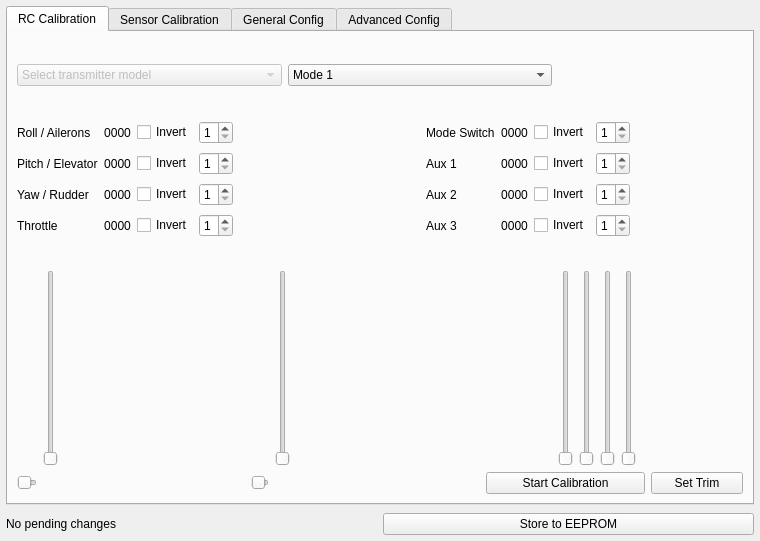
Above: src/ui/QGCVehicleConfig.ui from mavlink/qgroundcontrol before the change. Below: the same form after it.
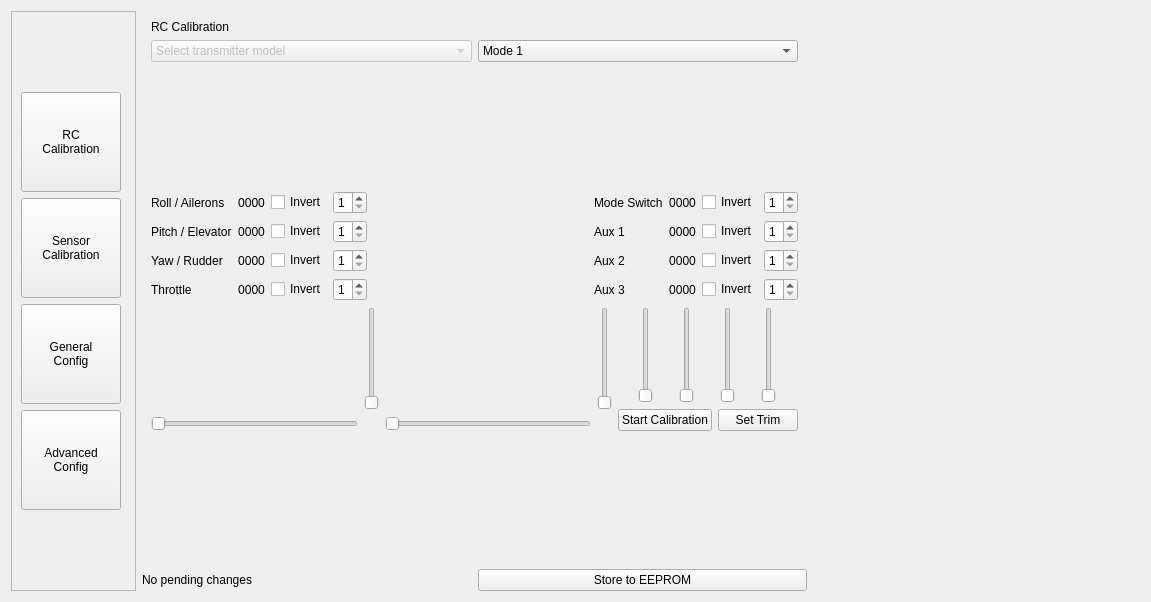
That is the form after the change. The open tabs and pages were chosen to show the change. Icons and pictures are not drawn.

Commit message: Change to how configuration view operates, menu on the left side rather than top

Diff of the .ui file:
```diff
--- a/src/ui/QGCVehicleConfig.ui
+++ b/src/ui/QGCVehicleConfig.ui
@@ -6,83 +6,149 @@
    <rect>
     <x>0</x>
     <y>0</y>
-    <width>760</width>
-    <height>541</height>
+    <width>1151</width>
+    <height>602</height>
    </rect>
   </property>
   <property name="windowTitle">
    <string>Form</string>
   </property>
-  <layout class="QGridLayout" name="gridLayout">
-   <property name="horizontalSpacing">
-    <number>6</number>
-   </property>
-   <property name="verticalSpacing">
-    <number>8</number>
-   </property>
-   <property name="margin">
-    <number>6</number>
-   </property>
-   <item row="2" column="1">
-    <widget class="QPushButton" name="storeButton">
+  <layout class="QHBoxLayout" name="horizontalLayout_11" stretch="1,2,1">
+   <item>
+    <widget class="QScrollArea" name="scrollArea_6">
+     <property name="minimumSize">
+      <size>
+       <width>125</width>
+       <height>0</height>
+      </size>
+     </property>
+     <property name="maximumSize">
+      <size>
+       <width>125</width>
+       <height>16777215</height>
+      </size>
+     </property>
+     <property name="widgetResizable">
+      <bool>true</bool>
+     </property>
+     <widget class="QWidget" name="scrollAreaWidgetContents_3">
+      <property name="geometry">
+       <rect>
+        <x>0</x>
+        <y>0</y>
+        <width>123</width>
+        <height>582</height>
+       </rect>
+      </property>
+      <layout class="QVBoxLayout" name="verticalLayout_12">
+       <item>
+        <layout class="QVBoxLayout" name="navBarLayout">
+         <property name="sizeConstraint">
+          <enum>QLayout::SetMinAndMaxSize</enum>
+         </property>
+         <item>
+          <widget class="QPushButton" name="rcMenuButton">
+           <property name="minimumSize">
+            <size>
+             <width>100</width>
+             <height>100</height>
+            </size>
+           </property>
+           <property name="maximumSize">
+            <size>
+             <width>100</width>
+             <height>100</height>
+            </size>
+           </property>
      <property name="text">
-      <string>Store to EEPROM</string>
+            <string>RC
+Calibration</string>
      </property>
     </widget>
    </item>
-   <item row="2" column="0">
-    <widget class="QLabel" name="statusLabel">
+         <item>
+          <widget class="QPushButton" name="sensorMenuButton">
+           <property name="minimumSize">
+            <size>
+             <width>100</width>
+             <height>100</height>
+            </size>
+           </property>
+           <property name="maximumSize">
+            <size>
+             <width>100</width>
+             <height>100</height>
+            </size>
+           </property>
      <property name="text">
-      <string>No pending changes</string>
+            <string>Sensor
+Calibration</string>
      </property>
     </widget>
    </item>
-   <item row="0" column="0" colspan="2">
-    <widget class="QTabWidget" name="tabWidget">
+         <item>
+          <widget class="QPushButton" name="generalMenuButton">
+           <property name="minimumSize">
+            <size>
+             <width>100</width>
+             <height>100</height>
+            </size>
+           </property>
+           <property name="maximumSize">
+            <size>
+             <width>100</width>
+             <height>100</height>
+            </size>
+           </property>
+           <property name="text">
+            <string>General
+Config</string>
+           </property>
+          </widget>
+         </item>
+         <item>
+          <widget class="QPushButton" name="advancedMenuButton">
+           <property name="minimumSize">
+            <size>
+             <width>100</width>
+             <height>100</height>
+            </size>
+           </property>
+           <property name="maximumSize">
+            <size>
+             <width>100</width>
+             <height>100</height>
+            </size>
+           </property>
+           <property name="text">
+            <string>Advanced
+Config</string>
+           </property>
+          </widget>
+         </item>
+        </layout>
+       </item>
+      </layout>
+     </widget>
+    </widget>
+   </item>
+   <item>
+    <layout class="QVBoxLayout" name="verticalLayout">
+     <item>
+      <widget class="QStackedWidget" name="stackedWidget">
      <property name="currentIndex">
-      <number>2</number>
-     </property>
-     <widget class="QWidget" name="rcTab">
-      <attribute name="title">
+        <number>0</number>
+       </property>
+       <widget class="QWidget" name="page">
+        <layout class="QVBoxLayout" name="verticalLayout_15">
+         <item>
+          <widget class="QLabel" name="label_4">
+           <property name="text">
        <string>RC Calibration</string>
-      </attribute>
-      <layout class="QGridLayout" name="gridLayout_5" columnstretch="1,1,10,1,1,10,1,1,1,1,1,1,1,1,10">
-       <property name="topMargin">
-        <number>20</number>
-       </property>
-       <item row="8" column="1" rowspan="3">
-        <widget class="QSlider" name="throttleSlider">
-         <property name="minimum">
-          <number>0</number>
-         </property>
-         <property name="maximum">
-          <number>100</number>
-         </property>
-         <property name="value">
-          <number>0</number>
-         </property>
-         <property name="orientation">
-          <enum>Qt::Vertical</enum>
-         </property>
-        </widget>
-       </item>
-       <item row="8" column="4" rowspan="3" colspan="2">
-        <widget class="QSlider" name="pitchSlider">
-         <property name="minimum">
-          <number>0</number>
-         </property>
-         <property name="maximum">
-          <number>100</number>
-         </property>
-         <property name="value">
-          <number>0</number>
-         </property>
-         <property name="orientation">
-          <enum>Qt::Vertical</enum>
-         </property>
-        </widget>
-       </item>
-       <item row="1" column="0" rowspan="2" colspan="9">
+           </property>
+          </widget>
+         </item>
+         <item>
         <layout class="QHBoxLayout" name="horizontalLayout">
          <item>
           <widget class="QComboBox" name="rcTypeComboBox">
@@ -128,47 +194,20 @@
          </item>
         </layout>
        </item>
-       <item row="3" column="0" colspan="12">
+         <item>
         <spacer name="verticalSpacer_2">
          <property name="orientation">
           <enum>Qt::Vertical</enum>
          </property>
          <property name="sizeHint" stdset="0">
           <size>
-           <width>598</width>
-           <height>5</height>
+             <width>20</width>
+             <height>40</height>
           </size>
          </property>
         </spacer>
        </item>
-       <item row="4" column="0">
-        <widget class="QLabel" name="txLabel">
-         <property name="text">
-          <string/>
-         </property>
-        </widget>
-       </item>
-       <item row="2" column="7">
-        <widget class="QLabel" name="instructionLabel">
-         <property name="text">
-          <string/>
-         </property>
-        </widget>
-       </item>
-       <item row="2" column="10" colspan="2">
-        <spacer name="horizontalSpacer_7">
-         <property name="orientation">
-          <enum>Qt::Horizontal</enum>
-         </property>
-         <property name="sizeHint" stdset="0">
-          <size>
-           <width>40</width>
-           <height>20</height>
-          </size>
-         </property>
-        </spacer>
-       </item>
-       <item row="5" column="0" colspan="13">
+         <item>
         <layout class="QGridLayout" name="gridLayout_2">
          <item row="3" column="5">
           <widget class="QLabel" name="chanName_8">
@@ -496,34 +535,18 @@
          </item>
         </layout>
        </item>
-       <item row="5" column="13" colspan="2">
-        <spacer name="horizontalSpacer_12">
-         <property name="orientation">
-          <enum>Qt::Horizontal</enum>
-         </property>
-         <property name="sizeHint" stdset="0">
-          <size>
-           <width>22</width>
-           <height>122</height>
-          </size>
-         </property>
-        </spacer>
-       </item>
-       <item row="6" column="0" colspan="15">
-        <spacer name="verticalSpacer">
-         <property name="orientation">
-          <enum>Qt::Vertical</enum>
-         </property>
-         <property name="sizeHint" stdset="0">
-          <size>
-           <width>598</width>
-           <height>17</height>
-          </size>
-         </property>
-        </spacer>
-       </item>
-       <item row="8" column="3" rowspan="3">
+         <item>
+          <layout class="QHBoxLayout" name="horizontalLayout_14">
+           <item>
+            <layout class="QGridLayout" name="gridLayout_3">
+             <item row="0" column="0">
         <widget class="QLabel" name="rightStickLabel">
+               <property name="maximumSize">
+                <size>
+                 <width>200</width>
+                 <height>200</height>
+                </size>
+               </property>
          <property name="text">
           <string/>
          </property>
@@ -533,22 +556,48 @@
          <property name="scaledContents">
           <bool>true</bool>
          </property>
-        </widget>
-       </item>
-       <item row="8" column="2" rowspan="3">
-        <spacer name="horizontalSpacer_14">
+               <property name="alignment">
+                <set>Qt::AlignCenter</set>
+               </property>
+              </widget>
+             </item>
+             <item row="1" column="0">
+              <widget class="QSlider" name="rollSlider">
+               <property name="minimum">
+                <number>0</number>
+               </property>
+               <property name="maximum">
+                <number>100</number>
+               </property>
+               <property name="value">
+                <number>0</number>
+               </property>
          <property name="orientation">
           <enum>Qt::Horizontal</enum>
          </property>
-         <property name="sizeHint" stdset="0">
-          <size>
-           <width>40</width>
-           <height>20</height>
-          </size>
-         </property>
-        </spacer>
-       </item>
-       <item row="8" column="0" rowspan="3">
+              </widget>
+             </item>
+             <item row="0" column="1">
+              <widget class="QSlider" name="pitchSlider">
+               <property name="minimum">
+                <number>0</number>
+               </property>
+               <property name="maximum">
+                <number>100</number>
+               </property>
+               <property name="value">
+                <number>0</number>
+               </property>
+               <property name="orientation">
+                <enum>Qt::Vertical</enum>
+               </property>
+              </widget>
+             </item>
+            </layout>
+           </item>
+           <item>
+            <layout class="QGridLayout" name="gridLayout">
+             <item row="0" column="0">
         <widget class="QLabel" name="leftStickLabel">
          <property name="sizePolicy">
           <sizepolicy hsizetype="Preferred" vsizetype="Preferred">
@@ -556,6 +605,12 @@
            <verstretch>1</verstretch>
           </sizepolicy>
          </property>
+               <property name="maximumSize">
+                <size>
+                 <width>200</width>
+                 <height>200</height>
+                </size>
+               </property>
          <property name="sizeIncrement">
           <size>
            <width>10</width>
@@ -577,22 +632,12 @@
          <property name="scaledContents">
           <bool>true</bool>
          </property>
-        </widget>
-       </item>
-       <item row="8" column="14">
-        <spacer name="horizontalSpacer_6">
-         <property name="orientation">
-          <enum>Qt::Horizontal</enum>
-         </property>
-         <property name="sizeHint" stdset="0">
-          <size>
-           <width>40</width>
-           <height>20</height>
-          </size>
-         </property>
-        </spacer>
-       </item>
-       <item row="11" column="0">
+               <property name="alignment">
+                <set>Qt::AlignCenter</set>
+               </property>
+              </widget>
+             </item>
+             <item row="1" column="0">
         <widget class="QSlider" name="yawSlider">
          <property name="minimum">
           <number>0</number>
@@ -608,8 +653,8 @@
          </property>
         </widget>
        </item>
-       <item row="11" column="3">
-        <widget class="QSlider" name="rollSlider">
+             <item row="0" column="1">
+              <widget class="QSlider" name="throttleSlider">
          <property name="minimum">
           <number>0</number>
          </property>
@@ -620,34 +665,30 @@
           <number>0</number>
          </property>
          <property name="orientation">
-          <enum>Qt::Horizontal</enum>
+                <enum>Qt::Vertical</enum>
          </property>
         </widget>
        </item>
-       <item row="11" column="6" colspan="8">
-        <widget class="QPushButton" name="rcCalibrationButton">
-         <property name="text">
-          <string>Start Calibration</string>
-         </property>
-        </widget>
-       </item>
-       <item row="0" column="0">
-        <spacer name="verticalSpacer_3">
+            </layout>
+           </item>
+           <item>
+            <layout class="QVBoxLayout" name="verticalLayout_6">
+             <item>
+              <layout class="QHBoxLayout" name="horizontalLayout_10">
+               <item>
+                <widget class="QSlider" name="modeSwitchSlider">
+                 <property name="minimum">
+                  <number>0</number>
+                 </property>
+                 <property name="maximum">
+                  <number>100</number>
+                 </property>
          <property name="orientation">
           <enum>Qt::Vertical</enum>
          </property>
-         <property name="sizeType">
-          <enum>QSizePolicy::MinimumExpanding</enum>
-         </property>
-         <property name="sizeHint" stdset="0">
-          <size>
-           <width>20</width>
-           <height>10</height>
-          </size>
-         </property>
-        </spacer>
-       </item>
-       <item row="8" column="10" rowspan="3">
+                </widget>
+               </item>
+               <item>
         <widget class="QSlider" name="aux1Slider">
          <property name="minimum">
           <number>0</number>
@@ -660,7 +701,7 @@
          </property>
         </widget>
        </item>
-       <item row="8" column="11" rowspan="3">
+               <item>
         <widget class="QSlider" name="aux2Slider">
          <property name="minimum">
           <number>0</number>
@@ -673,7 +714,7 @@
          </property>
         </widget>
        </item>
-       <item row="8" column="12" rowspan="3" colspan="2">
+               <item>
         <widget class="QSlider" name="aux3Slider">
          <property name="minimum">
           <number>0</number>
@@ -686,33 +727,18 @@
          </property>
         </widget>
        </item>
-       <item row="8" column="9" rowspan="3">
-        <widget class="QSlider" name="modeSwitchSlider">
-         <property name="minimum">
-          <number>0</number>
-         </property>
-         <property name="maximum">
-          <number>100</number>
-         </property>
-         <property name="orientation">
-          <enum>Qt::Vertical</enum>
+              </layout>
+             </item>
+             <item>
+              <layout class="QHBoxLayout" name="horizontalLayout_13">
+               <item>
+                <widget class="QPushButton" name="rcCalibrationButton">
+                 <property name="text">
+                  <string>Start Calibration</string>
          </property>
         </widget>
        </item>
-       <item row="7" column="5" rowspan="2" colspan="4">
-        <spacer name="horizontalSpacer_5">
-         <property name="orientation">
-          <enum>Qt::Horizontal</enum>
-         </property>
-         <property name="sizeHint" stdset="0">
-          <size>
-           <width>40</width>
-           <height>20</height>
-          </size>
-         </property>
-        </spacer>
-       </item>
-       <item row="11" column="14">
+               <item>
         <widget class="QPushButton" name="setTrimButton">
          <property name="text">
           <string>Set Trim</string>
@@ -720,12 +746,35 @@
         </widget>
        </item>
       </layout>
-     </widget>
-     <widget class="QWidget" name="sensorTab">
-      <attribute name="title">
+             </item>
+            </layout>
+           </item>
+          </layout>
+         </item>
+         <item>
+          <spacer name="verticalSpacer">
+           <property name="orientation">
+            <enum>Qt::Vertical</enum>
+           </property>
+           <property name="sizeHint" stdset="0">
+            <size>
+             <width>20</width>
+             <height>40</height>
+            </size>
+           </property>
+          </spacer>
+         </item>
+        </layout>
+       </widget>
+       <widget class="QWidget" name="page_2">
+        <layout class="QVBoxLayout" name="verticalLayout_14">
+         <item>
+          <widget class="QLabel" name="label_3">
+           <property name="text">
        <string>Sensor Calibration</string>
-      </attribute>
-      <layout class="QHBoxLayout" name="horizontalLayout_9">
+           </property>
+          </widget>
+         </item>
        <item>
         <layout class="QHBoxLayout" name="horizontalLayout_8">
          <item>
@@ -769,11 +818,15 @@
        </item>
       </layout>
      </widget>
-     <widget class="QWidget" name="multirotorTab">
-      <attribute name="title">
+       <widget class="QWidget" name="page_3">
+        <layout class="QVBoxLayout" name="verticalLayout_11">
+         <item>
+          <widget class="QLabel" name="label_2">
+           <property name="text">
        <string>General Config</string>
-      </attribute>
-      <layout class="QVBoxLayout" name="verticalLayout_6">
+           </property>
+          </widget>
+         </item>
        <item>
         <layout class="QHBoxLayout" name="horizontalLayout_7">
          <item>
@@ -881,11 +934,15 @@
        </item>
       </layout>
      </widget>
-     <widget class="QWidget" name="fixedWingTab">
-      <attribute name="title">
+       <widget class="QWidget" name="page_4">
+        <layout class="QVBoxLayout" name="verticalLayout_13">
+         <item>
+          <widget class="QLabel" name="label">
+           <property name="text">
        <string>Advanced Config</string>
-      </attribute>
-      <layout class="QVBoxLayout" name="verticalLayout">
+           </property>
+          </widget>
+         </item>
        <item>
         <layout class="QHBoxLayout" name="horizontalLayout_2">
          <item>
@@ -994,6 +1051,39 @@
       </layout>
      </widget>
     </widget>
+     </item>
+     <item>
+      <layout class="QHBoxLayout" name="horizontalLayout_9">
+       <item>
+        <widget class="QLabel" name="statusLabel">
+         <property name="text">
+          <string>No pending changes</string>
+         </property>
+        </widget>
+       </item>
+       <item>
+        <widget class="QPushButton" name="storeButton">
+         <property name="text">
+          <string>Store to EEPROM</string>
+         </property>
+        </widget>
+       </item>
+      </layout>
+     </item>
+    </layout>
+   </item>
+   <item>
+    <spacer name="horizontalSpacer_5">
+     <property name="orientation">
+      <enum>Qt::Horizontal</enum>
+     </property>
+     <property name="sizeHint" stdset="0">
+      <size>
+       <width>40</width>
+       <height>20</height>
+      </size>
+     </property>
+    </spacer>
    </item>
   </layout>
  </widget>
```
Left out of the diff: 218 changed lines with no effect on the pictures. Lines whose indentation alone changed are shown as unchanged. The commit also changes 4 other files.
